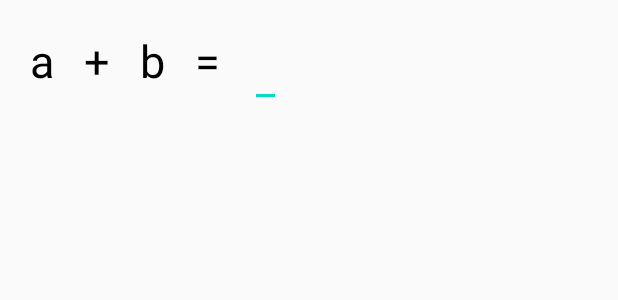
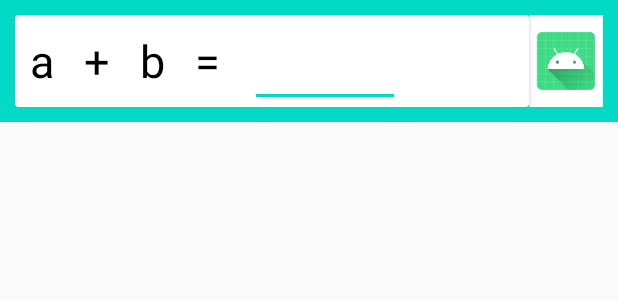
Before and after one commit to manhcuong3092/app_tinh_toan, an Android app: the layout row_operation.xml on its own in the app's theme, with its tools: preview values and no code run, on a phone screen of 412 x 824 dp. Shown: the top 300 px of the screen. Run offline under Robolectric (Android 15) with nearby library versions, the phone set to English and light mode, and no system bars.

Commit message:
Da fix 1 so bug trong recycle view

```diff
--- a/app/src/main/res/layout/row_operation.xml
+++ b/app/src/main/res/layout/row_operation.xml
@@ -1,13 +1,21 @@
 <?xml version="1.0" encoding="utf-8"?>
 <LinearLayout
+    android:background="@color/colorAccent"
     xmlns:android="http://schemas.android.com/apk/res/android" android:layout_width="match_parent"
     android:layout_height="wrap_content"
     android:layout_weight="8"
-    android:padding="10dp">
+    android:padding="10dp"
+    android:orientation="horizontal">
+
+    <androidx.cardview.widget.CardView
+        android:id="@+id/cardView"
+        android:layout_weight="7"
+        android:layout_width="0dp"
+        android:layout_height="wrap_content">
 
         <LinearLayout
             android:layout_weight="7"
-        android:layout_width="0dp"
+            android:layout_width="match_parent"
             android:layout_height="wrap_content">
 
             <TextView
@@ -50,12 +58,14 @@
                 android:layout_height="wrap_content"/>
 
             <EditText
+                android:inputType="number"
                 android:id="@+id/editTextAnswer"
                 android:textColor="#000"
                 android:layout_marginLeft="10dp"
                 android:layout_marginRight="10dp"
                 android:textSize="30dp"
-            android:layout_width="wrap_content"
+                android:gravity="center"
+                android:layout_width="100dp"
                 android:layout_height="wrap_content"/>
 
             <TextView
@@ -69,7 +79,12 @@
 
         </LinearLayout>
 
+    </androidx.cardview.widget.CardView>
+
     <ImageView
+        android:background="#fff"
+        android:padding="5dp"
+        android:src="@mipmap/ic_launcher"
         android:id="@+id/imageViewResult"
         android:layout_weight="1"
         android:layout_width="0dp"
```
Also changed, not shown: app/src/main/java/com/learn/tinhtoan/ExerciseActivity.java (+20 -22 lines), app/src/main/java/com/learn/tinhtoan/Operation.java (+24 -0 lines), app/src/main/java/com/learn/tinhtoan/OperationAdapter.java (+48 -6 lines). Lines whose indentation alone changed are shown as unchanged.
